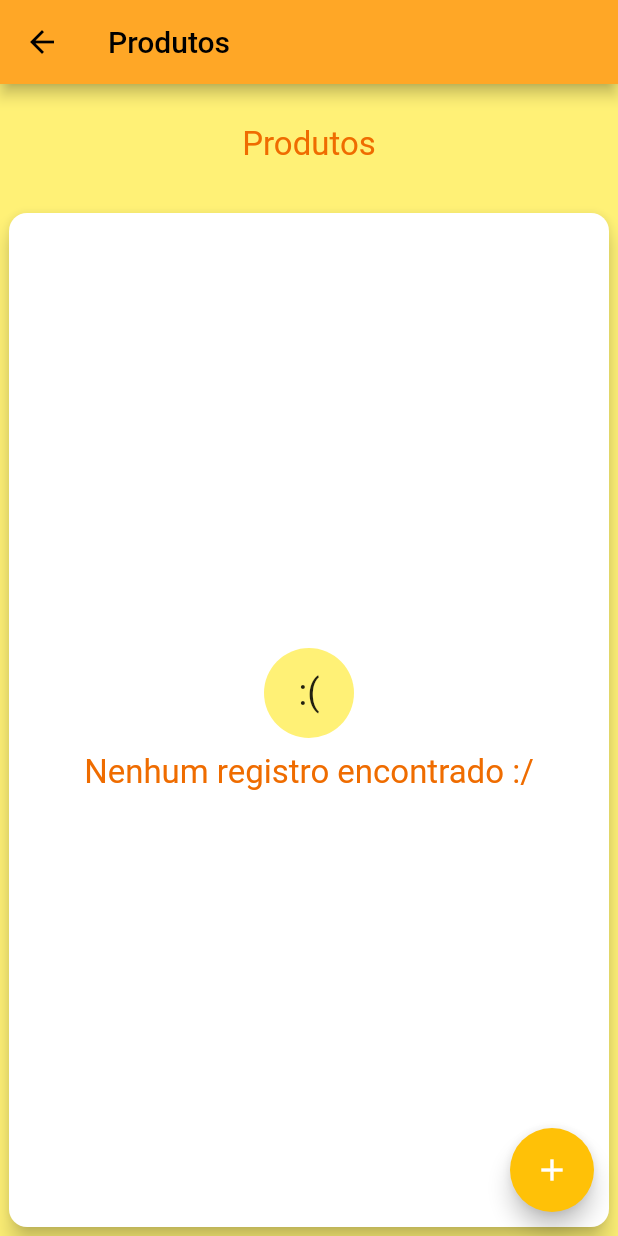
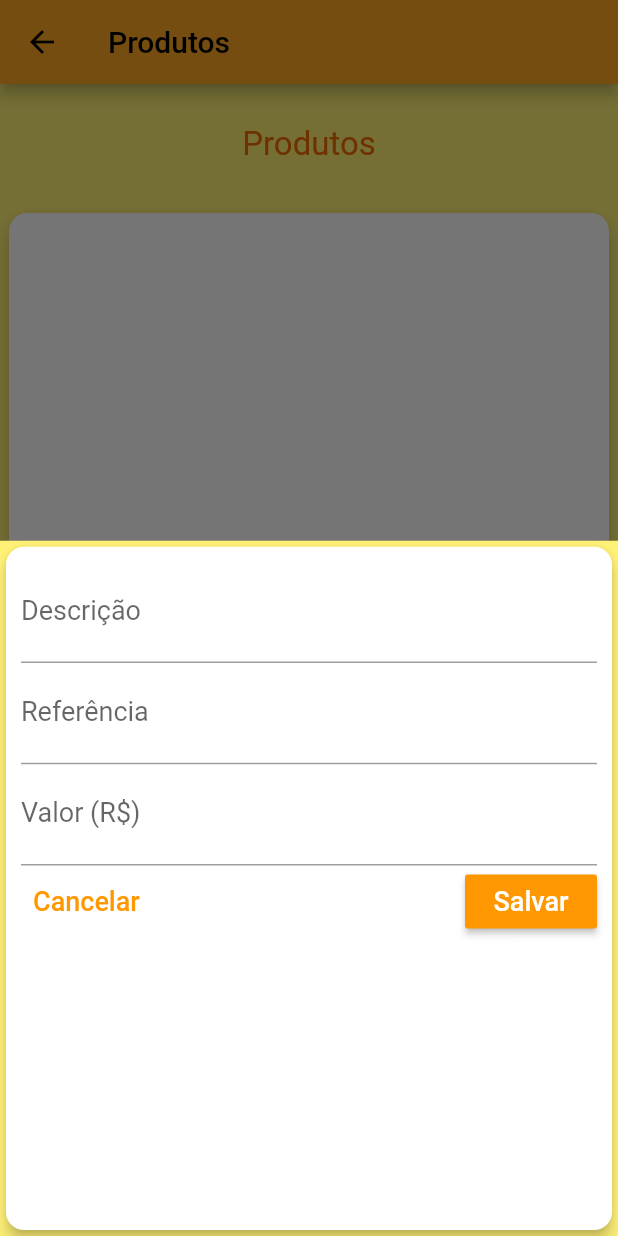
Before and after one commit to joaovperin/my_orders, a Flutter app: the ProductPage screen opened by its route, after a tap on the "add" icon, on a phone screen of 412 x 824 dp. Run offline on Flutter 3.47's test engine with Material 2 defaults, Android fonts, the phone set to English and light mode, and no system bars; drawn by our look-alikes of badges; our stand-ins replace focused_menu, sqflite; accounts and stored records are empty.

Commit message:
added cancel buttons on forms, and product form page

```diff
--- a/lib/modules/login_page.dart
+++ b/lib/modules/login_page.dart
@@ -34,8 +34,7 @@ class LoginPage extends StatelessWidget {
     );
   }
 
-  Widget _buildText(BuildContext context, String label,
-      {String hint, bool hide = false, TextEditingController ctrl}) {
+  Widget _buildText(BuildContext context, String label, {String hint, bool hide = false, TextEditingController ctrl}) {
     return TextFormField(
       controller: ctrl,
       obscureText: hide,
--- /dev/null
+++ b/lib/modules/product/product_form_component.dart
@@ -0,0 +1,64 @@
+import 'package:flutter/material.dart';
+import 'package:my_orders/utils/number-utils.dart';
+import 'package:my_orders/widgets/app_cancel_save_buttons.dart';
+
+class ProductForm extends StatefulWidget {
+  const ProductForm({Key key, this.onSubmit}) : super(key: key);
+
+  final void Function(String, String, double) onSubmit;
+
+  @override
+  _ProductFormState createState() => _ProductFormState();
+}
+
+class _ProductFormState extends State<ProductForm> {
+  final TextEditingController _descriptionCtrl = TextEditingController();
+  final TextEditingController _referenceCtrl = TextEditingController();
+  final TextEditingController _valueCtrl = TextEditingController();
+
+  @override
+  Widget build(BuildContext context) {
+    return Card(
+      elevation: 4,
+      child: Padding(
+        padding: const EdgeInsets.all(10),
+        child: Column(
+          children: <Widget>[
+            TextField(
+              textInputAction: TextInputAction.next,
+              decoration: InputDecoration(labelText: 'Descrição'),
+              controller: _descriptionCtrl,
+              onSubmitted: (_) => _onSubmit(),
+            ),
+            TextField(
+              textInputAction: TextInputAction.next,
+              decoration: InputDecoration(labelText: 'Referência'),
+              controller: _referenceCtrl,
+              onSubmitted: (_) => _onSubmit(),
+            ),
+            TextField(
+              keyboardType: TextInputType.numberWithOptions(decimal: true),
+              decoration: InputDecoration(
+                labelText: 'Valor (${getCurrency()})',
+              ),
+              controller: _valueCtrl,
+              onSubmitted: (_) => _onSubmit(),
+            ),
+            AppCancelSaveButtons(onClickSave: _onSubmit),
+          ],
+        ),
+      ),
+    );
+  }
+
+  void _onSubmit() {
+    final String description = _descriptionCtrl.text.trim();
+    final String reference = _valueCtrl.text.trim();
+    final double value = double.tryParse(_valueCtrl.text.trim()) ?? 0;
+
+    if (description.isEmpty || reference.isEmpty || value <= 0) {
+      return;
+    }
+    widget.onSubmit.call(description, reference, value);
+  }
+}
--- a/lib/modules/product/product_page.dart
+++ b/lib/modules/product/product_page.dart
@@ -3,8 +3,12 @@ import 'package:focused_menu/modals.dart';
 import 'package:my_orders/modules/product/products_provider.dart';
 import 'package:my_orders/utils/number-utils.dart';
 import 'package:my_orders/utils/ui.dart';
+import 'package:my_orders/widgets/app_badge_widget.dart';
 import 'package:my_orders/widgets/app_more_buttons_container.dart';
 import 'package:provider/provider.dart';
+
+import 'product_form_component.dart';
+import 'product_model.dart';
 
 class ProductPage extends StatelessWidget {
   ProductPage(this.title, {Key key}) : super(key: key);
@@ -34,13 +38,26 @@ class ProductPage extends StatelessWidget {
           ],
         ),
       ),
-      floatingActionButton: FloatingActionButton(
-        onPressed: () async {
-          final pr = await Provider.of<ProductsProvider>(ctx, listen: false).addRandomRegister();
-          showScaffold(ctx, 'Produto ${pr.id}-${pr.description} adicionado com sucesso!');
-        },
-        tooltip: 'Novo Produto',
-        child: Icon(Icons.add),
+      floatingActionButton: Column(
+        mainAxisAlignment: MainAxisAlignment.end,
+        children: <Widget>[
+          FloatingActionButton(
+            heroTag: null,
+            mini: true,
+            onPressed: () async {
+              final pr = await Provider.of<ProductsProvider>(ctx, listen: false).addRandomRegister();
+              showSnackbar(ctx, 'Produto ${pr.id}-${pr.description} adicionado com sucesso!');
+            },
+            tooltip: 'Gerar Produto',
+            child: const AppBadgeWidget('+', Icon(Icons.cake)),
+          ),
+          FloatingActionButton(
+            heroTag: null,
+            onPressed: () => _addNovoRegistro(ctx),
+            tooltip: 'Novo Produto',
+            child: Icon(Icons.add),
+          ),
+        ],
       ),
     );
   }
@@ -92,7 +109,7 @@ class ProductPage extends StatelessWidget {
                                 title: const Text('Excluir'),
                                 onPressed: () async {
                                   await Provider.of<ProductsProvider>(ctx, listen: false).removeRegister(product);
-                                  showScaffold(ctx, 'O produto ${product.id}-${product.description} foi removido.');
+                                  showSnackbar(ctx, 'O produto ${product.id}-${product.description} foi removido.');
                                 },
                               ),
                             ],
@@ -119,4 +136,24 @@ class ProductPage extends StatelessWidget {
       child: CircularProgressIndicator(),
     );
   }
+
+  void _addNovoRegistro(BuildContext ctx) {
+    showModalBottomSheet(
+      context: ctx,
+      builder: (_) {
+        return ProductForm(onSubmit: (String description, String reference, double value) async {
+          final product = await Provider.of<ProductsProvider>(
+            ctx,
+            listen: false,
+          ).addRegister(Product(
+            description: description,
+            reference: reference,
+            value: value,
+          ));
+          showSnackbar(ctx, 'Produto ${product.id}-${product.description} adicionado com sucesso!');
+          Navigator.of(ctx).pop();
+        });
+      },
+    );
+  }
 }
--- a/lib/modules/product/products_provider.dart
+++ b/lib/modules/product/products_provider.dart
@@ -1,9 +1,7 @@
 import 'dart:math';
 
-import 'package:flutter/material.dart';
 import 'package:my_orders/modules/product/product_model.dart';
 import 'package:my_orders/utils/abstract_model.dart';
-import 'package:my_orders/utils/db-utils.dart';
 import 'package:my_orders/utils/string_utils.dart';
 
 class ProductsProvider extends AbstractModelProvider<Product> {
--- a/lib/utils/db-utils.dart
+++ b/lib/utils/db-utils.dart
@@ -7,7 +7,7 @@ class DbUtils {
 
     return sql.openDatabase(
       path.join(dbPath, 'banco.db'),
-      version: 8,
+      version: 9,
       // onUpgrade, drop and create tables
       onUpgrade: (db, oldVersion, newVersion) {
         return Future.wait([
--- /dev/null
+++ b/lib/widgets/app_badge_widget.dart
@@ -0,0 +1,24 @@
+import 'package:badges/badges.dart';
+import 'package:flutter/material.dart';
+
+class AppBadgeWidget extends StatelessWidget {
+  final String textContent;
+  final Icon icon;
+  final Color textColor;
+  final Color iconColor;
+
+  const AppBadgeWidget(this.textContent, this.icon, {Key key, this.textColor = Colors.white, this.iconColor = Colors.red}) : super(key: key);
+
+  @override
+  Widget build(BuildContext context) {
+    return Badge(
+      badgeColor: iconColor,
+      showBadge: true,
+      badgeContent: Text(
+        textContent,
+        style: TextStyle(fontSize: 12, color: textColor, backgroundColor: iconColor),
+      ),
+      child: icon,
+    );
+  }
+}
--- /dev/null
+++ b/lib/widgets/app_cancel_save_buttons.dart
@@ -0,0 +1,27 @@
+import 'package:flutter/material.dart';
+
+class AppCancelSaveButtons extends StatelessWidget {
+  final void Function() onClickSave;
+
+  const AppCancelSaveButtons({
+    Key key,
+    this.onClickSave,
+  }) : super(key: key);
+
+  @override
+  Widget build(BuildContext context) {
+    return Row(
+      mainAxisAlignment: MainAxisAlignment.spaceBetween,
+      children: <Widget>[
+        TextButton(
+          child: const Text('Cancelar'),
+          onPressed: () => Navigator.pop(context),
+        ),
+        RaisedButton(
+          onPressed: onClickSave,
+          child: const Text('Salvar'),
+        ),
+      ],
+    );
+  }
+}
```
Also changed, not shown: lib/main.dart (+9 -3 lines), lib/modules/customer/customer_form_component.dart (+18 -51 lines), lib/modules/customer/customer_model.dart (+8 -8 lines), lib/modules/customer/customer_page.dart (+23 -7 lines), lib/utils/ui.dart (+3 -26 lines), personal_notes.txt (added, +15 -0 lines).
